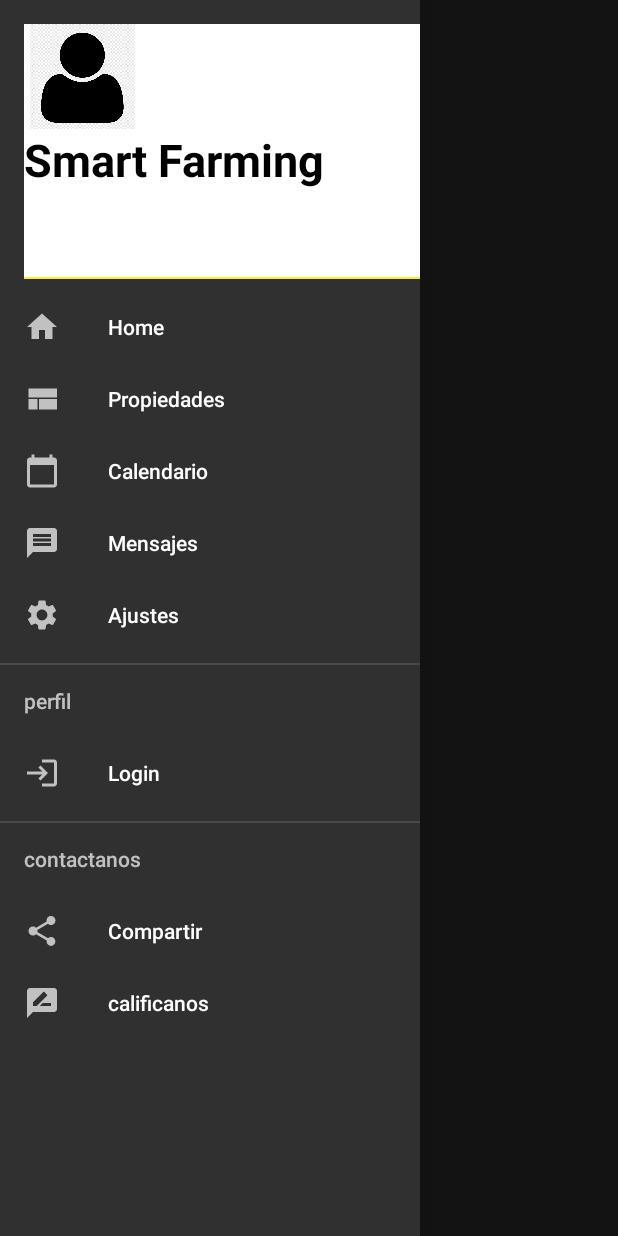
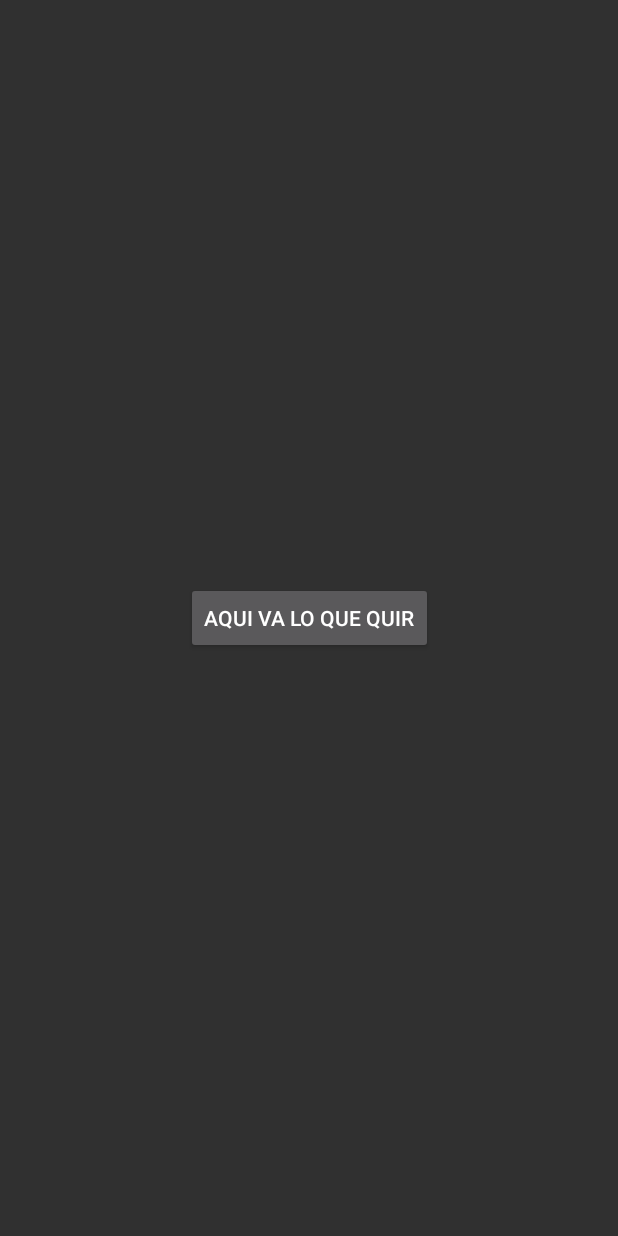
Before and after one commit to JefeJuanito4/smart-farming-scp_cdio-3, an Android app: the HomeActivity screen opened directly, with no data from a screen before it, in the side drawer, after a tap on "Propiedades", on a phone screen of 412 x 824 dp. Run offline under Robolectric (Android 15) with nearby library versions, the phone set to English and light mode, and no system bars; our stand-ins replace Firebase (no records; nobody signed in at launch, a user with empty details on screens opened directly).

Commit message:
Adicion de actividad propiedades
Ahora si se puede trabajar en activity_propiedades

```diff
--- a/app/build.gradle
+++ b/app/build.gradle
@@ -38,6 +38,7 @@ dependencies {
     implementation 'androidx.core:core-ktx:1.9.0'
     implementation 'androidx.appcompat:appcompat:1.5.1'
     implementation 'com.google.android.material:material:1.6.1'
+
     implementation 'androidx.constraintlayout:constraintlayout:2.1.4'
     testImplementation 'junit:junit:4.13.2'
     implementation 'de.hdodenhof:circleimageview:3.1.0'
--- a/app/src/main/java/com/cdio/smart_farming_scp/HomeActivity.kt
+++ b/app/src/main/java/com/cdio/smart_farming_scp/HomeActivity.kt
@@ -1,6 +1,7 @@
 package com.cdio.smart_farming_scp
 
 import android.annotation.SuppressLint
+import android.content.Intent
 import androidx.appcompat.app.AppCompatActivity
 import android.os.Bundle
 import android.view.MenuItem
@@ -21,6 +22,7 @@ class HomeActivity : AppCompatActivity() {
     lateinit var texto_correo:TextView
     lateinit var texto_provider:TextView
     lateinit var outSession: MenuItem
+    lateinit var  actividad_propiedades: MenuItem
     @SuppressLint("ResourceType")
     override fun onCreate(savedInstanceState: Bundle?) {
         super.onCreate(savedInstanceState)
@@ -33,6 +35,7 @@ class HomeActivity : AppCompatActivity() {
         texto_correo=navView.getHeaderView(0).findViewById(R.id.texthome_correo)
         texto_provider=navView.getHeaderView(0).findViewById(R.id.texthome_provider)
         outSession=navView.menu.findItem(R.id.buttonOutSession)
+        actividad_propiedades=navView.menu.findItem(R.id.activid_Propiedad)
 
 
         //setup
@@ -40,6 +43,10 @@ class HomeActivity : AppCompatActivity() {
         val email: String? = bundle?.getString("email")
         val provider: String? = bundle?.getString("provider")
         setup(email ?: "", provider ?: "")
+
+
+
+
 
     }
 
@@ -56,7 +63,13 @@ class HomeActivity : AppCompatActivity() {
             //posible error
 
         }
+        actividad_propiedades.setOnMenuItemClickListener{
+            val homeIntent2 = Intent(this, PropiedadesActivity::class.java).apply {
 
+            }
+            startActivity(homeIntent2)
+            true
+        }
 
     }
 }
--- /dev/null
+++ b/app/src/main/java/com/cdio/smart_farming_scp/PropiedadesActivity.kt
@@ -0,0 +1,19 @@
+package com.cdio.smart_farming_scp
+
+import android.content.Intent
+import androidx.appcompat.app.AppCompatActivity
+import android.os.Bundle
+import androidx.appcompat.app.AlertDialog
+import com.google.firebase.auth.FirebaseAuth
+import kotlinx.android.synthetic.main.activity_auth.*
+
+class PropiedadesActivity : AppCompatActivity() {
+    override fun onCreate(savedInstanceState: Bundle?) {
+        super.onCreate(savedInstanceState)
+        setContentView(R.layout.activity_propiedades)
+
+        //Setup
+
+
+    }
+}
--- /dev/null
+++ b/app/src/main/res/drawable-v24/inventario.xml
@@ -0,0 +1,5 @@
+<vector android:height="24dp" android:tint="#000000"
+    android:viewportHeight="24" android:viewportWidth="24"
+    android:width="24dp" xmlns:android="http://schemas.android.com/apk/res/android">
+    <path android:fillColor="@android:color/white" android:pathData="M14,10H2v2h12V10zM14,6H2v2h12V6zM2,16h8v-2H2V16zM21.5,11.5L23,13l-6.99,7l-4.51,-4.5L13,14l3.01,3L21.5,11.5z"/>
+</vector>
--- /dev/null
+++ b/app/src/main/res/drawable/add.xml
@@ -0,0 +1,5 @@
+<vector android:height="24dp" android:tint="#000000"
+    android:viewportHeight="24" android:viewportWidth="24"
+    android:width="24dp" xmlns:android="http://schemas.android.com/apk/res/android">
+    <path android:fillColor="@android:color/white" android:pathData="M19,13h-6v6h-2v-6H5v-2h6V5h2v6h6v2z"/>
+</vector>
--- /dev/null
+++ b/app/src/main/res/drawable/user.xml
@@ -0,0 +1,5 @@
+<vector android:height="24dp" android:tint="#000000"
+    android:viewportHeight="24" android:viewportWidth="24"
+    android:width="24dp" xmlns:android="http://schemas.android.com/apk/res/android">
+    <path android:fillColor="@android:color/white" android:pathData="M12,5.9c1.16,0 2.1,0.94 2.1,2.1s-0.94,2.1 -2.1,2.1S9.9,9.16 9.9,8s0.94,-2.1 2.1,-2.1m0,9c2.97,0 6.1,1.46 6.1,2.1v1.1L5.9,18.1L5.9,17c0,-0.64 3.13,-2.1 6.1,-2.1M12,4C9.79,4 8,5.79 8,8s1.79,4 4,4 4,-1.79 4,-4 -1.79,-4 -4,-4zM12,13c-2.67,0 -8,1.34 -8,4v3h16v-3c0,-2.66 -5.33,-4 -8,-4z"/>
+</vector>
--- a/app/src/main/res/layout/activity_home.xml
+++ b/app/src/main/res/layout/activity_home.xml
@@ -9,14 +9,16 @@
     <!-- … creo el objeto drawerLayout … -->
     <androidx.constraintlayout.widget.ConstraintLayout
         android:layout_width="match_parent"
-        android:layout_height="match_parent">
+        android:layout_height="match_parent"
+        android:background="@color/white"
+        >
 
         <!-- … ahora creo los objetos dentro de este … -->
         <TextView
             android:id="@+id/textView"
             android:layout_width="wrap_content"
             android:layout_height="wrap_content"
-            android:text="A su puta madre"
+            android:text="Bienvenido .|."
             android:textSize="20sp"
             android:textColor="@color/black"
             app:layout_constraintBottom_toBottomOf="parent"
--- /dev/null
+++ b/app/src/main/res/layout/activity_propiedades.xml
@@ -0,0 +1,29 @@
+<?xml version="1.0" encoding="utf-8"?>
+<androidx.constraintlayout.widget.ConstraintLayout xmlns:android="http://schemas.android.com/apk/res/android"
+    xmlns:app="http://schemas.android.com/apk/res-auto"
+    xmlns:tools="http://schemas.android.com/tools"
+    android:layout_width="match_parent"
+    android:layout_height="match_parent">
+
+
+    <Button
+        android:id="@+id/button"
+        android:layout_width="wrap_content"
+        android:layout_height="wrap_content"
+        android:text="Aqui va lo que quir"
+        app:layout_constraintBottom_toBottomOf="parent"
+        app:layout_constraintEnd_toEndOf="parent"
+        app:layout_constraintHorizontal_bias="0.5"
+        app:layout_constraintStart_toStartOf="parent"
+        app:layout_constraintTop_toTopOf="parent"
+        app:layout_constraintVertical_bias="0.5" />
+
+
+
+    <androidx.constraintlayout.widget.Guideline
+        android:id="@+id/guideline2"
+        android:layout_width="wrap_content"
+        android:layout_height="wrap_content"
+        android:orientation="horizontal"
+        app:layout_constraintGuide_begin="20dp" />
+</androidx.constraintlayout.widget.ConstraintLayout>
--- a/app/src/main/res/values/strings.xml
+++ b/app/src/main/res/values/strings.xml
@@ -14,10 +14,12 @@
     <string name="calendario">Calendario</string>
     <string name="mensajes">Mensajes</string>
     <string name="ajustes">Ajustes</string>
-    <string name="login">Login</string>
+    <string name="login">Logout</string>
     <string name="compartir">Compartir</string>
     <string name="calificanos">calificanos</string>
     <string name="contactanos">contactanos</string>
     <string name="perfil">perfil</string>
+    <string name="inventario">Inventario</string>
+    <string name="datos_usuario">Datos Usuario</string>
 
 </resources>
```
Also changed, not shown: app/src/main/AndroidManifest.xml (+7 -0 lines), app/src/main/res/menu/menu_menulateral.xml (+10 -0 lines).
